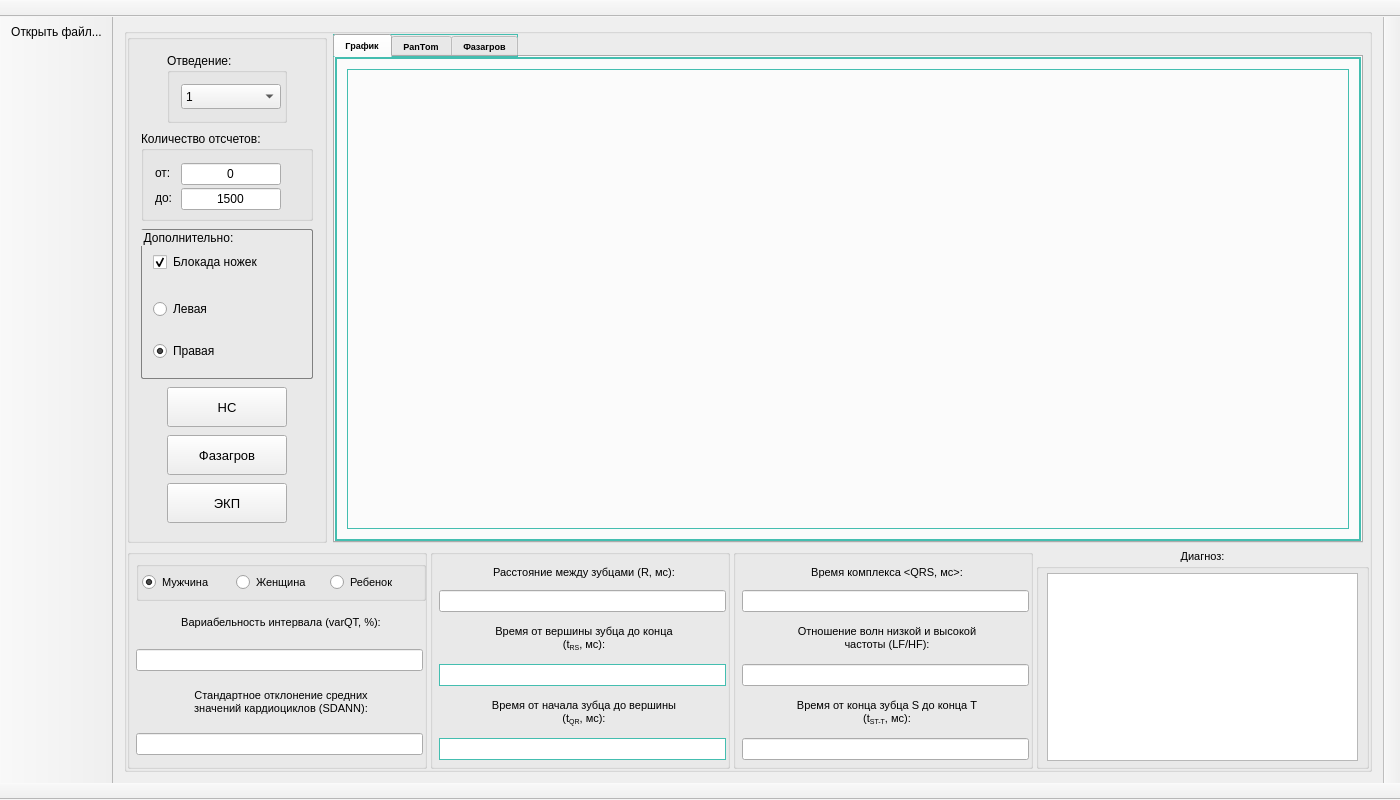
The window that mainwindow.ui (mihail727/ekp) describes before a commit, drawn with Qt 5.
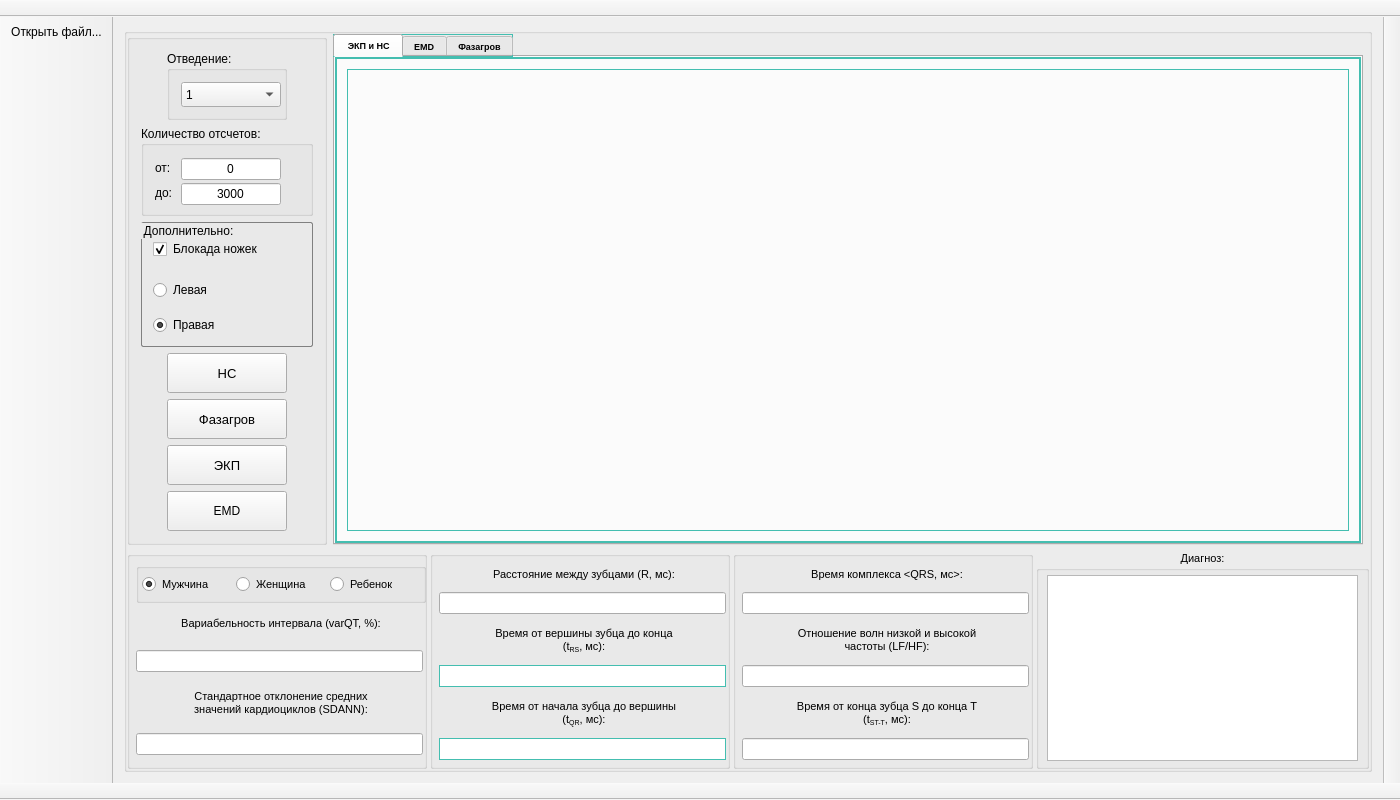
The same window after the commit. The open tabs and pages were chosen to show the change. Icons and pictures are not drawn. Custom widgets are drawn as their Qt base class.

```diff
--- a/mainwindow.ui
+++ b/mainwindow.ui
@@ -573,7 +573,7 @@
                   <string notr="true"/>
                  </property>
                  <property name="text">
-                  <string>1500</string>
+                  <string>3000</string>
                  </property>
                  <property name="alignment">
                   <set>Qt::AlignCenter</set>
@@ -824,6 +824,31 @@
               </property>
              </widget>
             </item>
+            <item alignment="Qt::AlignHCenter">
+             <widget class="QPushButton" name="pushButton_4">
+              <property name="sizePolicy">
+               <sizepolicy hsizetype="Expanding" vsizetype="Expanding">
+                <horstretch>0</horstretch>
+                <verstretch>0</verstretch>
+               </sizepolicy>
+              </property>
+              <property name="minimumSize">
+               <size>
+                <width>120</width>
+                <height>40</height>
+               </size>
+              </property>
+              <property name="maximumSize">
+               <size>
+                <width>100</width>
+                <height>40</height>
+               </size>
+              </property>
+              <property name="text">
+               <string>EMD</string>
+              </property>
+             </widget>
+            </item>
            </layout>
           </widget>
          </item>
@@ -879,7 +904,7 @@
              <string notr="true"/>
             </property>
             <attribute name="title">
-             <string>График</string>
+             <string> ЭКП и НС</string>
             </attribute>
             <layout class="QHBoxLayout" name="horizontalLayout_2">
              <item>
@@ -919,7 +944,7 @@
              <string notr="true"/>
             </property>
             <attribute name="title">
-             <string>PanTom</string>
+             <string>EMD</string>
             </attribute>
             <layout class="QHBoxLayout" name="horizontalLayout">
              <item>
```
Left out of the diff: 2 changed lines with no effect on the pictures.
